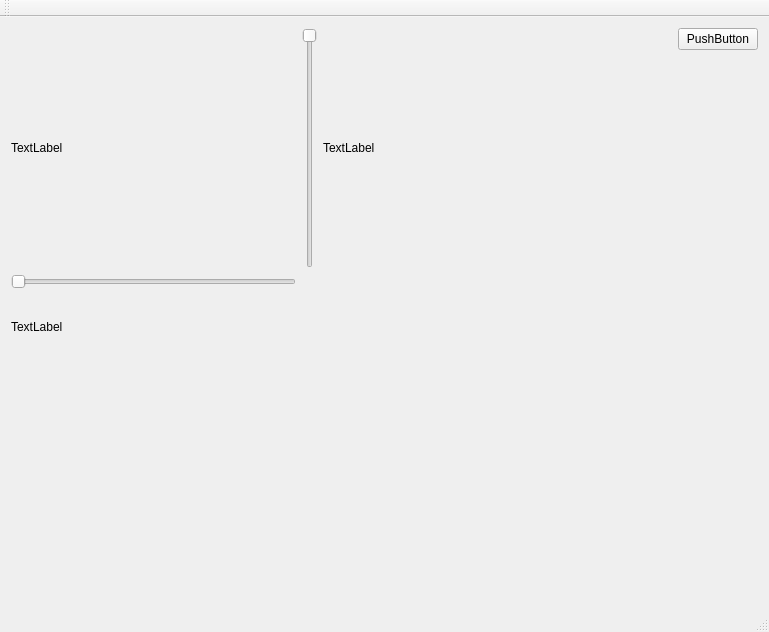
Old version of the form mainwindow.ui in the repository dive155/SmartImage.
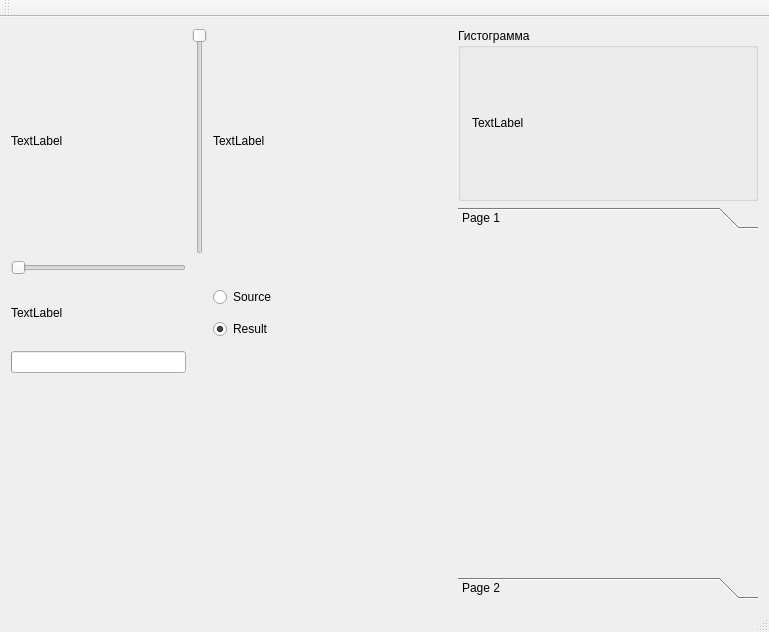
New version of the form.

Diff of the .ui file:
```diff
--- a/mainwindow.ui
+++ b/mainwindow.ui
@@ -89,7 +89,7 @@
         </property>
        </spacer>
       </item>
-      <item row="3" column="0">
+      <item row="4" column="0">
        <spacer name="verticalSpacer_2">
         <property name="orientation">
          <enum>Qt::Vertical</enum>
@@ -102,29 +102,116 @@
         </property>
        </spacer>
       </item>
+      <item row="2" column="2">
+       <layout class="QVBoxLayout" name="verticalLayout_2">
+        <item>
+         <widget class="QRadioButton" name="sourceBtn">
+          <property name="text">
+           <string>Source</string>
+          </property>
+         </widget>
+        </item>
+        <item>
+         <widget class="QRadioButton" name="resultBtn">
+          <property name="text">
+           <string>Result</string>
+          </property>
+          <property name="checked">
+           <bool>true</bool>
+          </property>
+         </widget>
+        </item>
+       </layout>
+      </item>
+      <item row="3" column="0">
+       <widget class="QProgressBar" name="progressBar">
+        <property name="value">
+         <number>0</number>
+        </property>
+        <property name="textVisible">
+         <bool>false</bool>
+        </property>
+       </widget>
+      </item>
      </layout>
     </item>
     <item>
      <layout class="QVBoxLayout" name="verticalLayout">
       <item>
-       <widget class="QPushButton" name="pushButton">
-        <property name="text">
-         <string>PushButton</string>
+       <widget class="QGroupBox" name="groupBox">
+        <property name="maximumSize">
+         <size>
+          <width>300</width>
+          <height>16777215</height>
+         </size>
         </property>
+        <property name="title">
+         <string>Гистограмма</string>
+        </property>
+        <layout class="QVBoxLayout" name="verticalLayout_3">
+         <item>
+          <widget class="QLabel" name="gistLabel">
+           <property name="minimumSize">
+            <size>
+             <width>256</width>
+             <height>128</height>
+            </size>
+           </property>
+           <property name="maximumSize">
+            <size>
+             <width>256</width>
+             <height>128</height>
+            </size>
+           </property>
+           <property name="text">
+            <string>TextLabel</string>
+           </property>
+          </widget>
+         </item>
+        </layout>
        </widget>
       </item>
       <item>
-       <spacer name="verticalSpacer">
-        <property name="orientation">
-         <enum>Qt::Vertical</enum>
-        </property>
-        <property name="sizeHint" stdset="0">
+       <widget class="QToolBox" name="toolBox">
+        <property name="maximumSize">
          <size>
-          <width>20</width>
-          <height>40</height>
+          <width>300</width>
+          <height>16777215</height>
          </size>
         </property>
-       </spacer>
+        <property name="currentIndex">
+         <number>0</number>
+        </property>
+        <property name="tabSpacing">
+         <number>6</number>
+        </property>
+        <widget class="QWidget" name="page">
+         <property name="geometry">
+          <rect>
+           <x>0</x>
+           <y>0</y>
+           <width>300</width>
+           <height>338</height>
+          </rect>
+         </property>
+         <attribute name="label">
+          <string>Page 1</string>
+         </attribute>
+        </widget>
+        <widget class="QWidget" name="page_2">
+         <property name="geometry">
+          <rect>
+           <x>0</x>
+           <y>0</y>
+           <width>300</width>
+           <height>338</height>
+          </rect>
+         </property>
+         <attribute name="label">
+          <string>Page 2</string>
+         </attribute>
+        </widget>
+       </widget>
       </item>
      </layout>
     </item>
```
